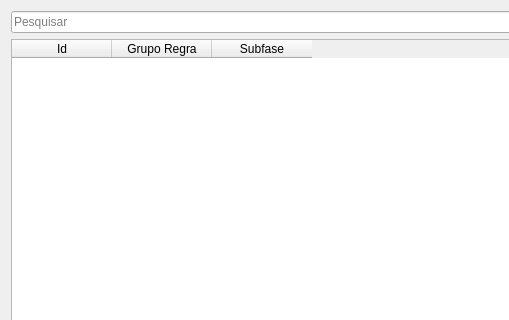
First picture: the form in uis/mRuleProfiles.ui, repository dsgoficial/SAP_Gerente, before the edit; both pictures show x 0 to 509 and y 0 to 320 of the 1107 by 462 pixel window.
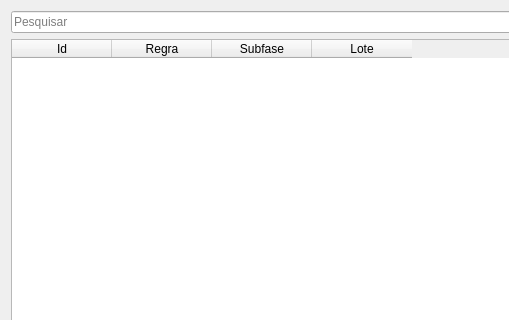
Second picture: the form after the edit.

```diff
--- a/uis/mRuleProfiles.ui
+++ b/uis/mRuleProfiles.ui
@@ -26,7 +26,7 @@
      </column>
      <column>
       <property name="text">
-       <string>Grupo Regra</string>
+       <string>Regra</string>
       </property>
      </column>
      <column>
@@ -34,6 +34,11 @@
        <string>Subfase</string>
       </property>
      </column>
+     <column>
+      <property name="text">
+       <string>Lote</string>
+      </property>
+     </column>
     </widget>
    </item>
    <item row="2" column="0">
```
